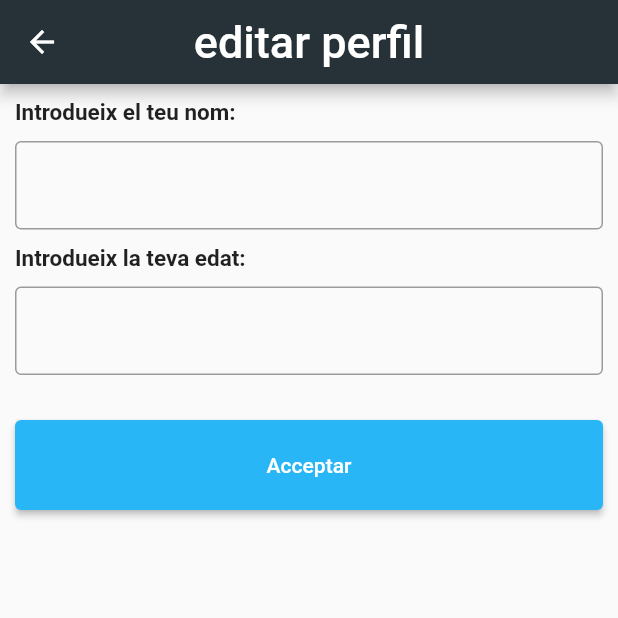
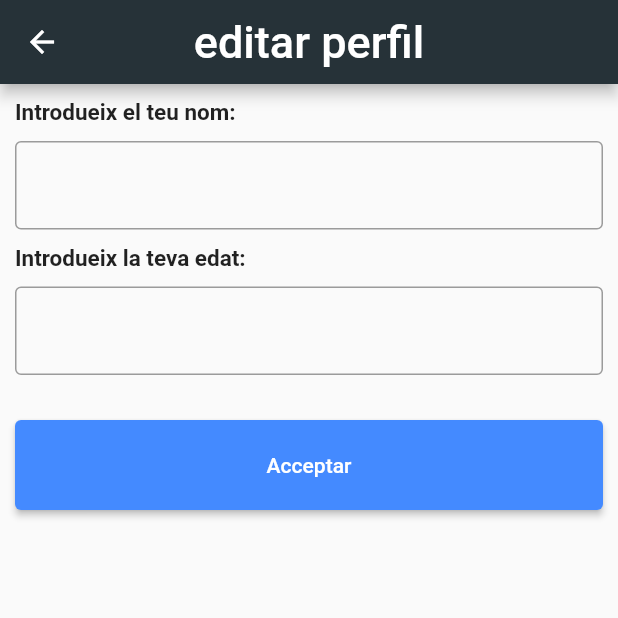
Before and after one commit to MireiaBrichs/Aplicaci-TR, a Flutter app: the screen it shows after launch, after a tap on "Editar", on a phone screen of 412 x 824 dp, the top half of it. Run offline on Flutter 3.47's test engine with Material 2 defaults, Android fonts, the phone set to English and light mode, and no system bars; our stand-ins replace flutter_bluetooth_serial, flutter_datetime_picker, localstorage, shared_preferences.

Commit message:
Canvi del nom de l'app, d'alguns colors i de les mides de la lletra

```diff
--- a/lib/main.dart
+++ b/lib/main.dart
@@ -1,11 +1,11 @@
 import 'dart:convert';
 import 'dart:typed_data';
 
-import 'package:app_tr/pages/firstPage.dart';
-import 'package:app_tr/pages/pacientEdition.dart';
-import 'package:app_tr/pages/pillCreation.dart';
-import 'package:app_tr/services/pacient_service.dart';
-import 'package:app_tr/widgets/button_edition_pill.dart';
+import 'package:MedsRemainder/pages/firstPage.dart';
+import 'package:MedsRemainder/pages/pacientEdition.dart';
+import 'package:MedsRemainder/pages/pillCreation.dart';
+import 'package:MedsRemainder/services/pacient_service.dart';
+import 'package:MedsRemainder/widgets/button_edition_pill.dart';
 import 'package:flutter/material.dart';
 import 'package:localstorage/localstorage.dart';
 import 'package:provider/provider.dart';
@@ -30,6 +30,7 @@ void main() async {
           ),
         ],
       child: MaterialApp(
+        debugShowCheckedModeBanner: false,
         //Establim les rutes que volem fer
         initialRoute: 'home',
         routes:{
--- a/lib/pages/firstPage.dart
+++ b/lib/pages/firstPage.dart
@@ -1,6 +1,6 @@
-import 'package:app_tr/pages/pillCreation.dart';
-import 'package:app_tr/services/pacient_service.dart';
-import 'package:app_tr/widgets/button_edition_pill.dart';
+import 'package:MedsRemainder/pages/pillCreation.dart';
+import 'package:MedsRemainder/services/pacient_service.dart';
+import 'package:MedsRemainder/widgets/button_edition_pill.dart';
 import 'package:flutter/material.dart';
 import 'package:provider/provider.dart';
 
@@ -20,9 +20,9 @@ class _FirstRouteState extends State<FirstRoute> {
     return Scaffold(
         backgroundColor: Colors.white,
         appBar: AppBar(
-          title: const Text('ENPASTILLAT',
+          title: const Text('meds remainder',
             style: TextStyle(
-                fontSize: 35,
+                fontSize: 30,
                 fontWeight: FontWeight.bold
             ),),
           centerTitle: true,
@@ -90,17 +90,22 @@ class _FirstRouteState extends State<FirstRoute> {
                                   ),
                                   Expanded(
                                     child: Padding(
-                                      padding: const EdgeInsets.fromLTRB(5,10,10,0),
+                                      padding: const EdgeInsets.fromLTRB(0,10,10,0),
                                       child: ElevatedButton(
                                           onPressed: () {
                                             //Funció per editar les dades del pacient
                                             Navigator.pushNamed(
                                                 context, 'pacientEdition');
                                           },
+                                          style: ElevatedButton.styleFrom(
+                                            primary: Colors.blueAccent [200],
+                                          ),
                                           child: const Text("Editar",
                                             style: TextStyle(
                                               fontSize: 20,
-                                            ),)
+                                              //color: Colors.black
+                                            ),
+                                          ),
                                       ),
                                     ),
                                   ),
@@ -110,23 +115,26 @@ class _FirstRouteState extends State<FirstRoute> {
 
 
                               Padding(
-                                padding: const EdgeInsets.fromLTRB(10,10,0,0),
+                                padding: const EdgeInsets.fromLTRB(10,0,0,10),
                                 child: Row(
-                                  mainAxisAlignment: MainAxisAlignment
-                                      .spaceEvenly,
+                                  //mainAxisAlignment: MainAxisAlignment
+                                     // .spaceEvenly,
                                   children: [
                                     Text(pacientService.pacient == null
                                         ? ""
                                         : pacientService.pacient!.name!,
                                       style: TextStyle(
-                                        fontSize: 25,
-                                        color: Colors.blue[800],
+                                        fontSize: 17,
+                                        color: Colors.grey[800],
                                       ),),
+                                    Container(
+                                      width: 16,
+                                    ),
                                     Text(pacientService.pacient!.age!,
                                       style: TextStyle(
-                                        fontSize: 25,
-                                        color: Colors.blue[800],
-                                      ),)
+                                        fontSize: 17,
+                                        color: Colors.grey[800],
+                                      ),),
                                   ],
                                 ),
                               ),
@@ -144,7 +152,7 @@ class _FirstRouteState extends State<FirstRoute> {
                                     child: Container(
                                       padding: const EdgeInsets.fromLTRB(10,10,0,0),
                                       child: const Text(
-                                        'Medicaments registrats:',
+                                        'Medicaments Registrats:',
                                         style: TextStyle(
                                           fontSize: 20,
                                           color: Colors.black,
@@ -153,8 +161,9 @@ class _FirstRouteState extends State<FirstRoute> {
                                       ),
                                     ),
                                   ),
-                                  Padding(
-                                    padding: const EdgeInsets.fromLTRB(5,10,10,0),
+                                  Expanded(
+                                    child: Padding(
+                                    padding: const EdgeInsets.fromLTRB(0,10,10,0),
                                     child: ElevatedButton(
                                         onPressed: () {
                                           //Funció per afegir pastilla
@@ -162,25 +171,28 @@ class _FirstRouteState extends State<FirstRoute> {
                                             context, 'pillCreation'
                                           );
                                         },
+                                        style: ElevatedButton.styleFrom(
+                                          primary: Colors.blueAccent [200],
+                                        ),
                                         child: const Text("Afegir Pastilla",
                                           style: TextStyle(
                                             fontSize: 20.0,
                                           ),)
                                     ),
+                                    ),
                                   ),
                                 ],
                               ),
-                              const Divider(
-                                thickness: 5,
-                                indent: 10,
-                                endIndent: 10,
-                                color: Color(0x5D000000),
-                              ),
+                              // const Divider(
+                              //   thickness: 5,
+                              //   indent: 10,
+                              //   endIndent: 10,
+                              //   color: Color(0x5D000000),
+                              // ),
                               Expanded(
                                 child: ListView.builder(
                                   itemCount: pacientService.pills!.length,
                                   itemBuilder: _EditionButtonBuilder,
-
                                 ),
                               ),
 
--- a/lib/pages/pacientEdition.dart
+++ b/lib/pages/pacientEdition.dart
@@ -115,7 +115,7 @@ class TextFieldsPacientState extends State<TextFieldsPacient> {
                   }
                 },
                 style: ElevatedButton.styleFrom(
-                  primary: Colors.lightBlue[400],
+                  primary: Colors.blueAccent [200],
                 ),
                 child: const Text('Acceptar'),
               ),
--- a/lib/pages/pillCreation.dart
+++ b/lib/pages/pillCreation.dart
@@ -1,7 +1,8 @@
-import 'package:app_tr/models/pacient.dart';
+import 'package:MedsRemainder/models/pacient.dart';
 import 'package:flutter/material.dart';
 import 'package:flutter_datetime_picker/flutter_datetime_picker.dart';
 import 'package:localstorage/localstorage.dart';
+import 'dart:ui';
 
 
 
@@ -203,7 +204,7 @@ class TextFieldsState extends State<TextFields> {
 
                 //TODO: Arreglar aixo per afegri les coses amb inputs
 
-                // Pill pastilleta = Pill(namePillController.text,"2","8","60",DateTime.now());
+                //TODO: Pill pastilleta = Pill(namePillController.text,"2","8","60",DateTime.now());
 
 
                 if (_formKey.currentState!.validate()) {
@@ -214,7 +215,7 @@ class TextFieldsState extends State<TextFields> {
                 }
               },
               style: ElevatedButton.styleFrom(
-                primary: Colors.lightBlue[400],
+                primary: Colors.blueAccent [200],
               ),
               child: const Text('Acceptar'),
             ),
@@ -234,7 +235,7 @@ class CustomPicker extends CommonPickerModel {
 
   CustomPicker({DateTime? currentTime, LocaleType? locale})
       : super(locale: locale) {
-    this.currentTime = currentTime ?? DateTime.now();
+    this.currentTime = currentTime!; DateTime.now();
     this.setLeftIndex(this.currentTime.hour);
     this.setMiddleIndex(this.currentTime.minute);
   }
--- a/lib/services/pacient_service.dart
+++ b/lib/services/pacient_service.dart
@@ -1,6 +1,6 @@
 import 'dart:convert';
 
-import 'package:app_tr/models/pacient.dart';
+import 'package:MedsRemainder/models/pacient.dart';
 import 'package:flutter/cupertino.dart';
 import 'package:shared_preferences/shared_preferences.dart';
 
--- a/lib/widgets/button_edition_pill.dart
+++ b/lib/widgets/button_edition_pill.dart
@@ -1,4 +1,4 @@
-import 'package:app_tr/pages/pillCreation.dart';
+import 'package:MedsRemainder/pages/pillCreation.dart';
 import 'package:flutter/material.dart';
 
 
--- a/pubspec.yaml
+++ b/pubspec.yaml
@@ -1,4 +1,4 @@
-name: app_tr
+name: MedsRemainder
 description: A new Flutter project.
 
 # The following line prevents the package from being accidentally published to
```
